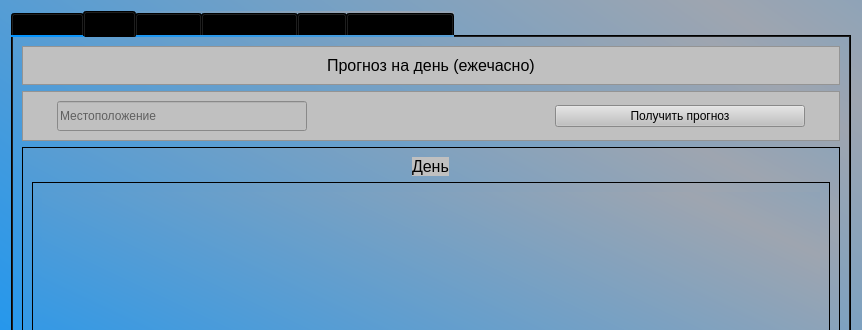
Above: main.ui from vqboy1/climate-app-qt before the change; both pictures show x 0 to 862 and y 0 to 330 of the 862 by 604 pixel window. Below: the same form after it.
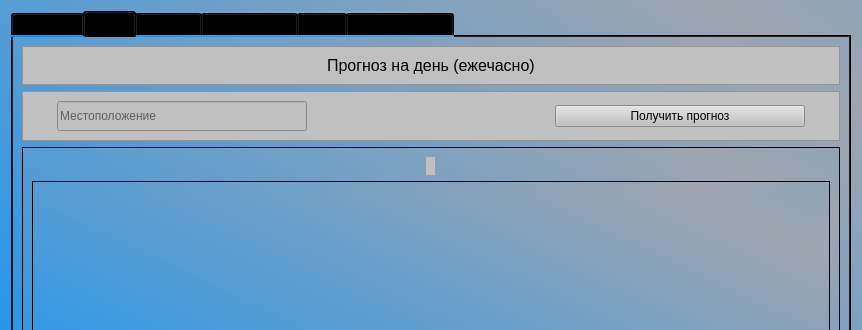
That is the form after the change. The open tabs and pages were chosen to show the change.

Commit message: small fixes (pointing hand, day label)

Patch:
```diff
--- a/main.ui
+++ b/main.ui
@@ -321,7 +321,7 @@
              <string notr="true">background-color:rgba(192, 192, 192)</string>
             </property>
             <property name="text">
-             <string>День</string>
+             <string/>
             </property>
            </widget>
           </item>
```
Left out of the diff: 6 changed lines with no effect on the pictures.
